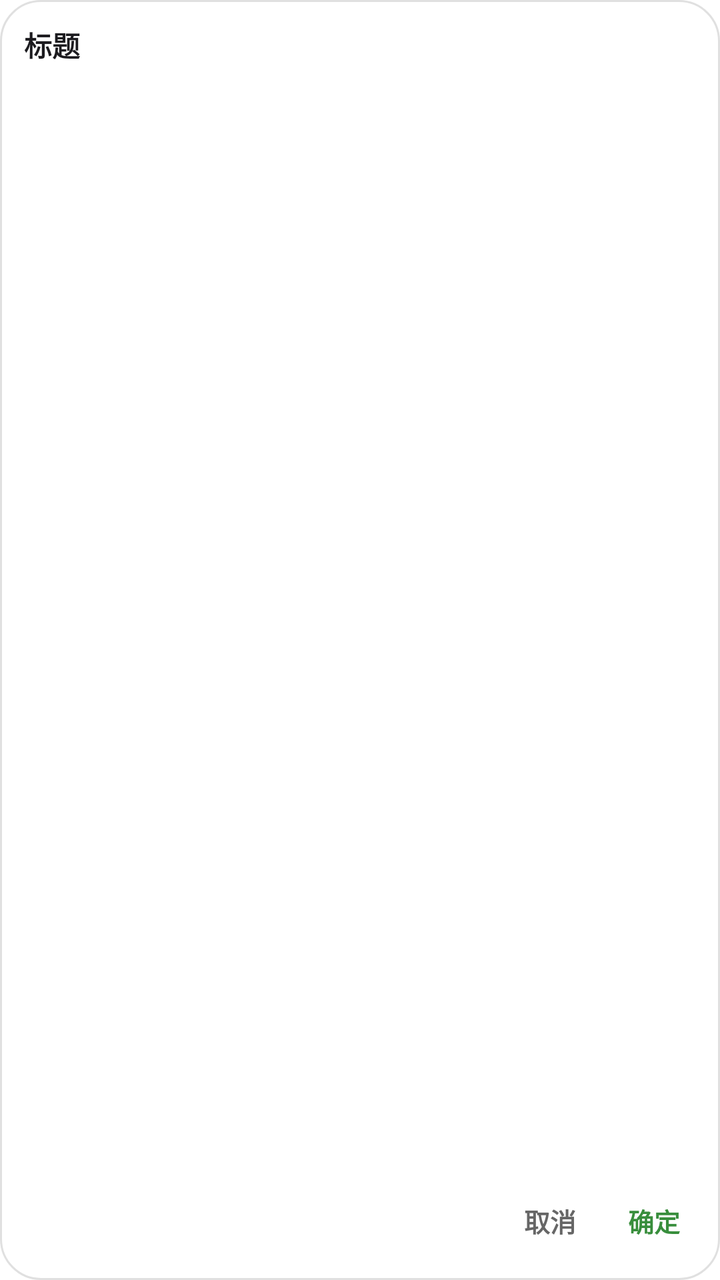
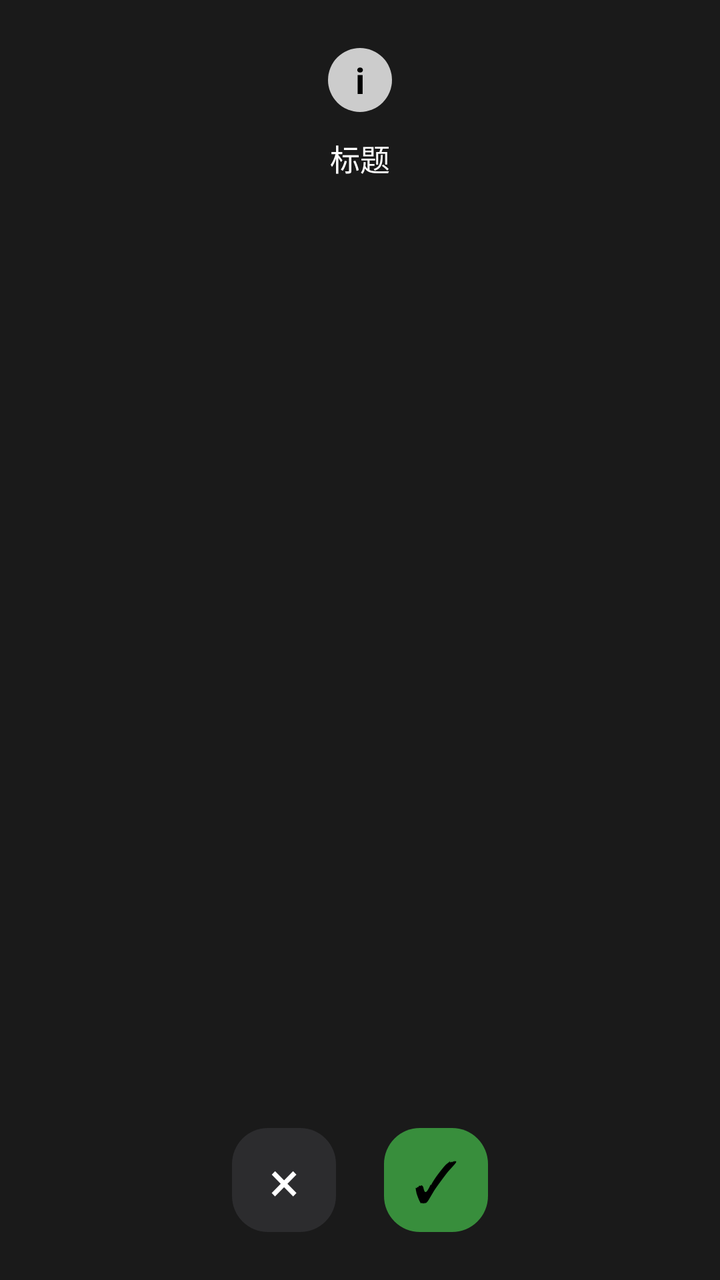

An Android layout rendered at two revisions. The XML below is the earlier revision; the diff shows what the commit changed to produce the second picture.
<!-- AndroidManifest.xml: application theme android:Theme.Light -->
<!-- res/layout/dialog_watch_base.xml -->
<?xml version="1.0" encoding="utf-8"?>
<LinearLayout xmlns:android="http://schemas.android.com/apk/res/android"
    android:id="@+id/dlg_root"
    android:layout_width="match_parent"
    android:layout_height="wrap_content"
    android:orientation="vertical"
    android:background="@drawable/watch_card"
    android:padding="12dp">

    <TextView
        android:id="@+id/dlg_title"
        android:layout_width="wrap_content"
        android:layout_height="wrap_content"
        android:text="标题"
        android:textSize="14sp"
        android:textStyle="bold"
        android:textColor="#1C1B1F" />

    <ScrollView
        android:layout_width="match_parent"
        android:layout_height="0dp"
        android:layout_weight="1"
        android:layout_marginTop="8dp"
        android:maxHeight="200dp"
        android:scrollbars="none">
        <LinearLayout
            android:id="@+id/dlg_content_container"
            android:layout_width="match_parent"
            android:layout_height="wrap_content"
            android:orientation="vertical" />
    </ScrollView>

    <LinearLayout
        android:layout_width="match_parent"
        android:layout_height="wrap_content"
        android:orientation="horizontal"
        android:gravity="end"
        android:layout_marginTop="8dp">
        <TextView
            android:id="@+id/dlg_btn_negative"
            android:layout_width="wrap_content"
            android:layout_height="wrap_content"
            android:text="取消"
            android:textColor="#666"
            android:textSize="13sp"
            android:textStyle="bold"
            android:padding="8dp" />
        <TextView
            android:id="@+id/dlg_btn_positive"
            android:layout_width="wrap_content"
            android:layout_height="wrap_content"
            android:text="确定"
            android:textColor="#388E3C"
            android:textSize="13sp"
            android:textStyle="bold"
            android:padding="8dp"
            android:layout_marginLeft="10dp" />
    </LinearLayout>
</LinearLayout>
<!-- resources referenced by this layout -->
<resources>
  <!-- drawable watch_card (drawable) -->
  <?xml version="1.0" encoding="utf-8"?>
  <shape xmlns:android="http://schemas.android.com/apk/res/android">
      <solid android:color="#FFFFFF"/>
      <corners android:radius="20dp"/>
      <stroke android:width="1dp" android:color="#E0E0E0"/>
  </shape>
</resources>

<!-- the commit's change to res/layout/dialog_watch_base.xml (unified diff, before → after) -->
@@ -4,24 +4,41 @@
     android:layout_width="match_parent"
     android:layout_height="wrap_content"
     android:orientation="vertical"
-    android:background="@drawable/watch_card"
-    android:padding="12dp">
+    android:background="#1A1A1A"
+    android:paddingTop="24dp"
+    android:paddingBottom="24dp"
+    android:paddingLeft="16dp"
+    android:paddingRight="16dp">
+
+    
+    <TextView
+        android:id="@+id/dlg_icon"
+        android:layout_width="32dp"
+        android:layout_height="32dp"
+        android:layout_gravity="center_horizontal"
+        android:background="@drawable/dlg_icon_bg"
+        android:gravity="center"
+        android:text="i"
+        android:textColor="#000000"
+        android:textSize="18sp"
+        android:textStyle="bold" />
 
     <TextView
         android:id="@+id/dlg_title"
-        android:layout_width="wrap_content"
+        android:layout_width="match_parent"
         android:layout_height="wrap_content"
+        android:layout_marginTop="12dp"
         android:text="标题"
-        android:textSize="14sp"
-        android:textStyle="bold"
-        android:textColor="#1C1B1F" />
+        android:textSize="15sp"
+        android:textColor="#FFFFFF"
+        android:gravity="center" />
 
     <ScrollView
         android:layout_width="match_parent"
         android:layout_height="0dp"
         android:layout_weight="1"
         android:layout_marginTop="8dp"
-        android:maxHeight="200dp"
+        android:maxHeight="140dp"
         android:scrollbars="none">
         <LinearLayout
             android:id="@+id/dlg_content_container"
@@ -34,26 +51,35 @@
         android:layout_width="match_parent"
         android:layout_height="wrap_content"
         android:orientation="horizontal"
-        android:gravity="end"
-        android:layout_marginTop="8dp">
+        android:gravity="center"
+        android:layout_marginTop="20dp">
+
         <TextView
             android:id="@+id/dlg_btn_negative"
-            android:layout_width="wrap_content"
-            android:layout_height="wrap_content"
-            android:text="取消"
-            android:textColor="#666"
-            android:textSize="13sp"
-            android:textStyle="bold"
-            android:padding="8dp" />
+            android:layout_width="52dp"
+            android:layout_height="52dp"
+            android:background="@drawable/dlg_btn_neg"
+            android:gravity="center"
+            android:text="×"
+            android:textColor="#FFFFFF"
+            android:textSize="28sp"
+            android:clickable="true"
+            android:focusable="true"/>
+
+        <View
+            android:layout_width="24dp"
+            android:layout_height="1dp" />
+
         <TextView
             android:id="@+id/dlg_btn_positive"
-            android:layout_width="wrap_content"
-            android:layout_height="wrap_content"
-            android:text="确定"
-            android:textColor="#388E3C"
-            android:textSize="13sp"
-            android:textStyle="bold"
-            android:padding="8dp"
-            android:layout_marginLeft="10dp" />
+            android:layout_width="52dp"
+            android:layout_height="52dp"
+            android:background="@drawable/dlg_btn_pos"
+            android:gravity="center"
+            android:text="✓"
+            android:textColor="#000000"
+            android:textSize="28sp"
+            android:clickable="true"
+            android:focusable="true"/>
     </LinearLayout>
 </LinearLayout>
<!-- resource entries referenced after the edit -->
@@ -1,11 +1,29 @@
 <!-- resources referenced by this layout -->
 <resources>
-  <!-- drawable watch_card (drawable) -->
+  <!-- drawable dlg_btn_neg (drawable) -->
   <?xml version="1.0" encoding="utf-8"?>
-  <shape xmlns:android="http://schemas.android.com/apk/res/android">
-      <solid android:color="#FFFFFF"/>
-      <corners android:radius="20dp"/>
-      <stroke android:width="1dp" android:color="#E0E0E0"/>
+  <selector xmlns:android="http://schemas.android.com/apk/res/android">
+      <item android:state_pressed="true">
+          <shape><solid android:color="#3E3E3E"/><corners android:radius="18dp"/></shape>
+      </item>
+      <item>
+          <shape><solid android:color="#2C2C2E"/><corners android:radius="18dp"/></shape>
+      </item>
+  </selector>
+  <!-- drawable dlg_btn_pos (drawable) -->
+  <?xml version="1.0" encoding="utf-8"?>
+  <selector xmlns:android="http://schemas.android.com/apk/res/android">
+      <item android:state_pressed="true">
+          <shape><solid android:color="#2E7D32"/><corners android:radius="18dp"/></shape>
+      </item>
+      <item>
+          <shape><solid android:color="#388E3C"/><corners android:radius="18dp"/></shape>
+      </item>
+  </selector>
+  <!-- drawable dlg_icon_bg (drawable) -->
+  <?xml version="1.0" encoding="utf-8"?>
+  <shape xmlns:android="http://schemas.android.com/apk/res/android" android:shape="oval">
+      <solid android:color="#CCCCCC"/>
   </shape>
 </resources>
 
